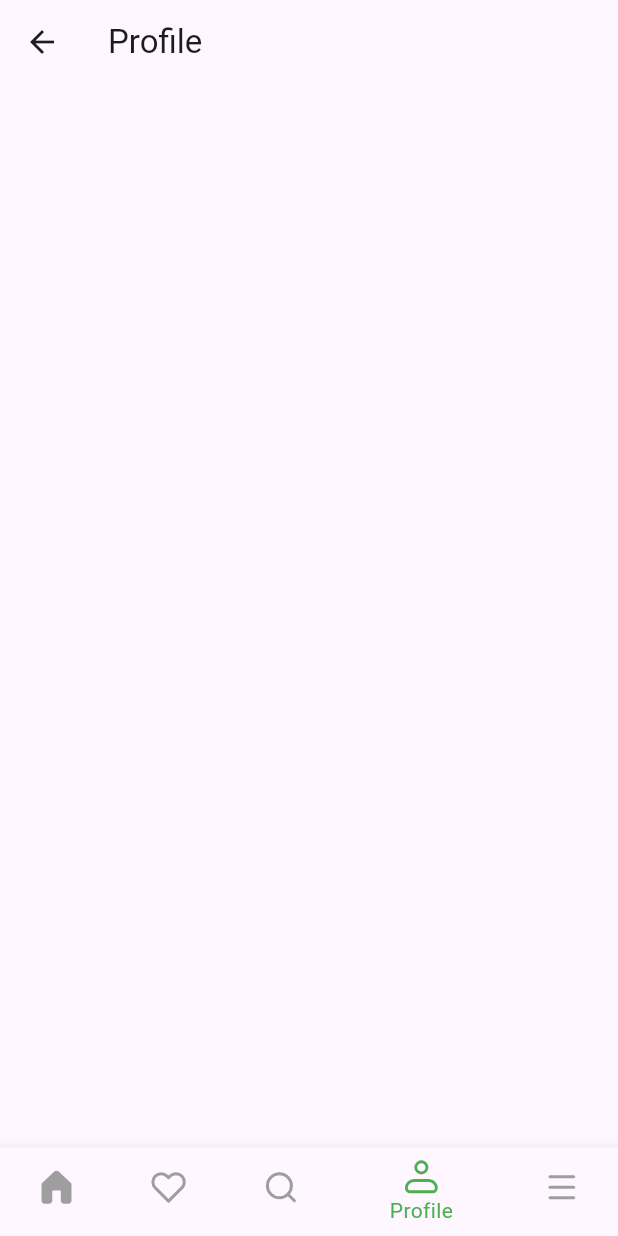
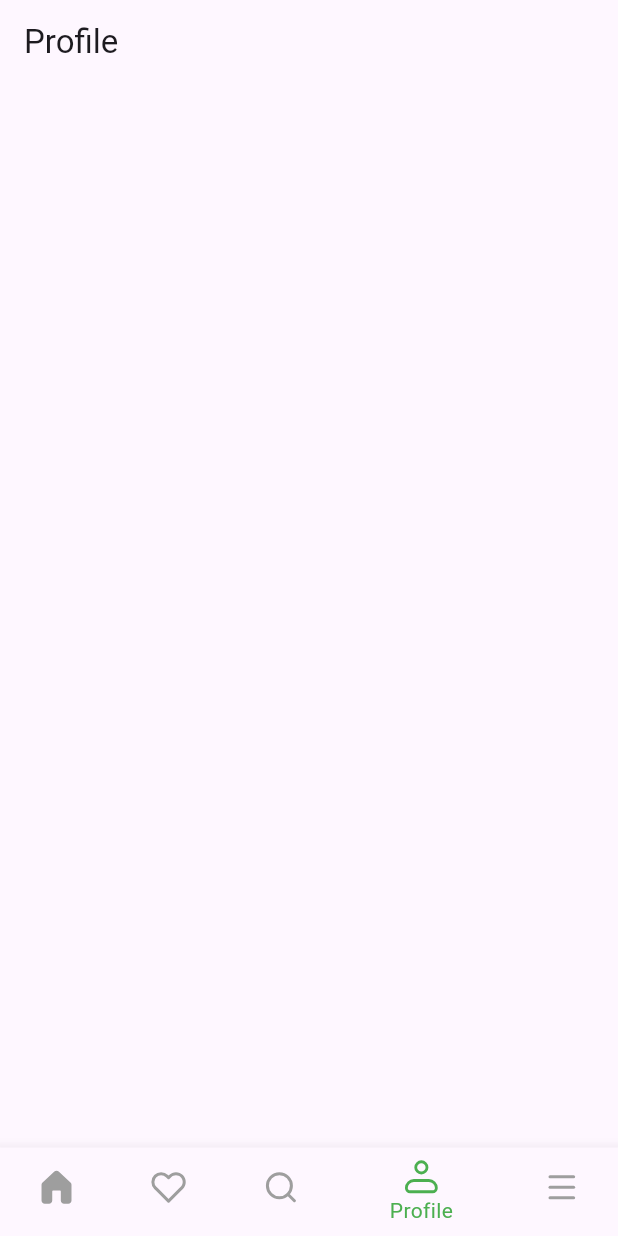
Before and after one commit to HusseinAmeen99/miswag_ByHussein, a Flutter app: the screen it shows after launch, item 4 of the bottom bar chosen, on a phone screen of 412 x 824 dp. Run offline on Flutter 3.47's test engine with Material 3 defaults, Android fonts, the phone set to English and light mode, and no system bars; our stand-ins replace carousel_slider, flutter_svg.

```diff
--- a/lib/favourite.dart
+++ b/lib/favourite.dart
@@ -7,6 +7,8 @@ class Favourite extends StatelessWidget {
   Widget build(BuildContext context) {
     return Scaffold(
       appBar: AppBar(
+        leading: SizedBox.shrink(),
+        leadingWidth: 0,
         title: Text('Favourites'),
       ),
     );
--- a/lib/menu.dart
+++ b/lib/menu.dart
@@ -7,6 +7,8 @@ class Menu extends StatelessWidget {
   Widget build(BuildContext context) {
     return Scaffold(
       appBar: AppBar(title: Text('Menu'),
+        leading: SizedBox.shrink(),
+        leadingWidth: 0,
       ),
     );
   }
--- a/lib/profile.dart
+++ b/lib/profile.dart
@@ -6,7 +6,11 @@ class Profile extends StatelessWidget {
   @override
   Widget build(BuildContext context) {
     return Scaffold(
-      appBar: AppBar(title: Text('Profile'),),
+
+      appBar: AppBar(title: Text('Profile'),
+        leading: SizedBox.shrink(),
+        leadingWidth: 0,
+      ),
     );
   }
 }
--- a/lib/search.dart
+++ b/lib/search.dart
@@ -6,6 +6,8 @@ class Search extends StatelessWidget {
   @override
   Widget build(BuildContext context) {
     return Scaffold(appBar: AppBar(
+      leading: SizedBox.shrink(),
+      leadingWidth: 0,
       title: Text('Search'),
     ),);
   }
```
